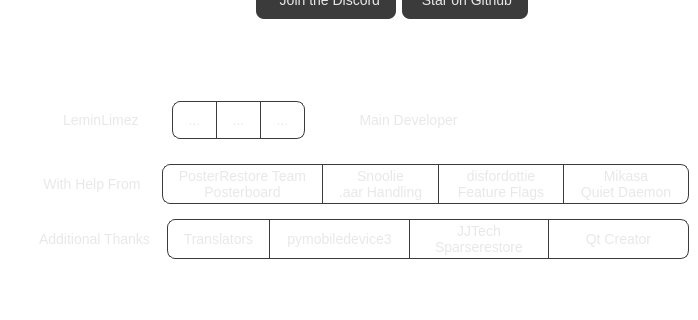
Old version of the form qt/mainwindow.ui in the repository leminlimez/Nugget; both pictures show x 302 to 1000 and y 280 to 600 of the 1000 by 600 pixel window.
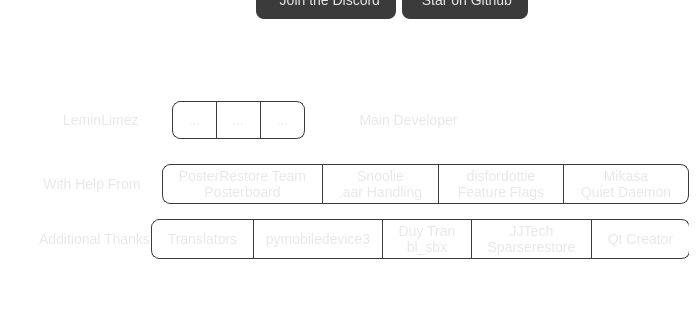
New version of the form. Icons and pictures are not drawn.

Commit message: button to credit duy

Patch:
```diff
--- a/qt/mainwindow.ui
+++ b/qt/mainwindow.ui
@@ -1585,6 +1585,27 @@
                       </property>
                      </widget>
                     </item>
+                    <item>
+                     <widget class="QToolButton" name="duyBtn">
+                      <property name="styleSheet">
+                       <string notr="true">QToolButton {
+	border-radius: 0px;
+	background: none;
+	border: 1px solid #3b3b3b;
+	border-left: none;
+}
+
+QToolButton:pressed {
+    background-color: #535353;
+    color: #FFFFFF;
+}</string>
+                      </property>
+                      <property name="text">
+                       <string>Duy Tran
+bl_sbx</string>
+                      </property>
+                     </widget>
+                    </item>
                     <item>
                      <widget class="QToolButton" name="jjtechBtn">
                       <property name="sizePolicy">
```
The commit also changes 4 other files.
